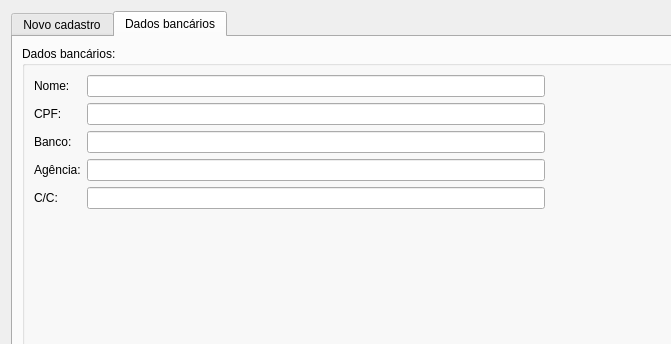
Before: the Qt Designer form ui/cadastroprofissional.ui in lellisls/ERP-STACCATO, drawn with Qt 5; both pictures show x 0 to 671 and y 0 to 344 of the 1183 by 728 pixel window.
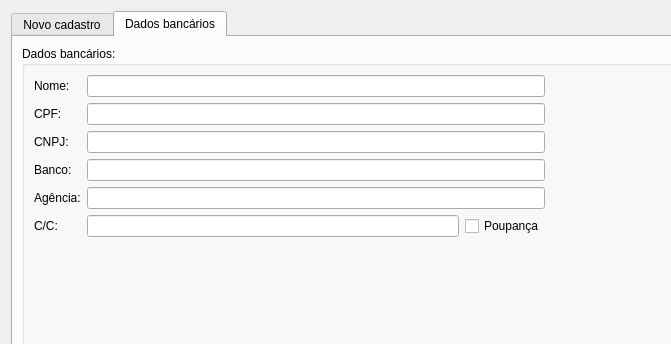
After: the same form once the commit is applied. The open tabs and pages were chosen to show the change. Icons and pictures are not drawn. Custom widgets are drawn as their Qt base class.

```diff
--- a/ui/cadastroprofissional.ui
+++ b/ui/cadastroprofissional.ui
@@ -823,6 +823,13 @@
          <layout class="QGridLayout" name="gridLayout_5">
           <item row="0" column="0">
            <layout class="QGridLayout" name="gridLayout_4">
+            <item row="2" column="0">
+             <widget class="QLabel" name="labelBanco_4">
+              <property name="text">
+               <string>CNPJ:</string>
+              </property>
+             </widget>
+            </item>
             <item row="1" column="0">
              <widget class="QLabel" name="labelBanco_3">
               <property name="text">
@@ -830,25 +837,29 @@
               </property>
              </widget>
             </item>
-            <item row="1" column="1">
-             <widget class="QLineEdit" name="lineEditCPFBancario"/>
-            </item>
-            <item row="2" column="0">
+            <item row="3" column="0">
              <widget class="QLabel" name="labelBanco">
               <property name="text">
                <string>Banco:</string>
               </property>
              </widget>
             </item>
-            <item row="4" column="0">
+            <item row="5" column="0">
              <widget class="QLabel" name="labelAgencia">
               <property name="text">
                <string>Agência:</string>
               </property>
              </widget>
             </item>
-            <item row="0" column="1">
-             <widget class="QLineEdit" name="lineEditNomeBancario"/>
+            <item row="6" column="0">
+             <widget class="QLabel" name="labelCC">
+              <property name="text">
+               <string>C/C:</string>
+              </property>
+             </widget>
+            </item>
+            <item row="6" column="1">
+             <widget class="QLineEdit" name="lineEditCC"/>
             </item>
             <item row="0" column="0">
              <widget class="QLabel" name="labelBanco_2">
@@ -857,21 +868,27 @@
               </property>
              </widget>
             </item>
-            <item row="2" column="1">
-             <widget class="QLineEdit" name="lineEditBanco"/>
+            <item row="6" column="2">
+             <widget class="QCheckBox" name="checkBoxPoupanca">
+              <property name="text">
+               <string>Poupança</string>
+              </property>
+             </widget>
             </item>
-            <item row="5" column="1">
-             <widget class="QLineEdit" name="lineEditCC"/>
-            </item>
-            <item row="4" column="1">
+            <item row="5" column="1" colspan="2">
              <widget class="QLineEdit" name="lineEditAgencia"/>
             </item>
-            <item row="5" column="0">
-             <widget class="QLabel" name="labelCC">
-              <property name="text">
-               <string>C/C:</string>
-              </property>
-             </widget>
+            <item row="3" column="1" colspan="2">
+             <widget class="QLineEdit" name="lineEditBanco"/>
+            </item>
+            <item row="2" column="1" colspan="2">
+             <widget class="QLineEdit" name="lineEditCNPJBancario"/>
+            </item>
+            <item row="1" column="1" colspan="2">
+             <widget class="QLineEdit" name="lineEditCPFBancario"/>
+            </item>
+            <item row="0" column="1" colspan="2">
+             <widget class="QLineEdit" name="lineEditNomeBancario"/>
             </item>
            </layout>
           </item>
```
Left out of the diff: 110 changed lines with no effect on the pictures.
